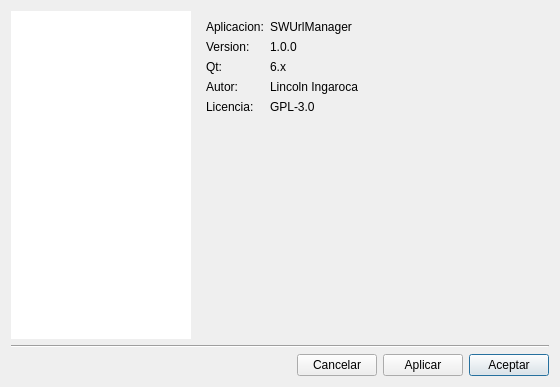
Above: configdialog.ui from lincolningaroca/swxApp before the change. Below: the same form after it.
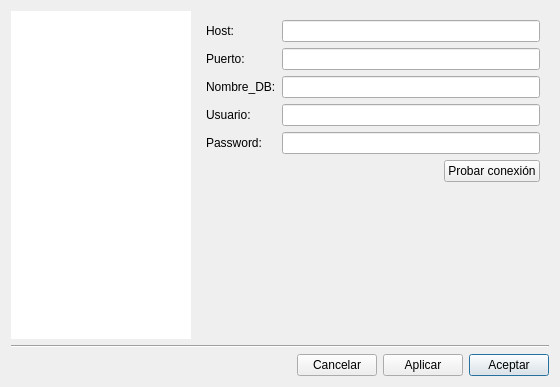
That is the form after the change. The open tabs and pages were chosen to show the change.

Diff of the .ui file:
```diff
--- a/configdialog.ui
+++ b/configdialog.ui
@@ -162,76 +162,97 @@
         </layout>
        </widget>
        <widget class="QWidget" name="pageAcerca">
+        <layout class="QVBoxLayout" name="verticalLayout_3">
+         <item>
         <layout class="QFormLayout" name="formLayout">
          <item row="0" column="0">
           <widget class="QLabel" name="label_1">
            <property name="text">
-            <string>Aplicacion:</string>
+              <string>Host:</string>
            </property>
           </widget>
          </item>
          <item row="0" column="1">
-          <widget class="QLabel" name="lblAppName">
-           <property name="text">
-            <string>SWUrlManager</string>
-           </property>
-          </widget>
+            <widget class="QLineEdit" name="txtHost"/>
          </item>
          <item row="1" column="0">
           <widget class="QLabel" name="label_2">
            <property name="text">
-            <string>Version:</string>
+              <string>Puerto:</string>
            </property>
           </widget>
          </item>
          <item row="1" column="1">
-          <widget class="QLabel" name="lblVersion">
-           <property name="text">
-            <string>1.0.0</string>
-           </property>
-          </widget>
+            <widget class="QLineEdit" name="txtPort"/>
          </item>
          <item row="2" column="0">
           <widget class="QLabel" name="label_3">
            <property name="text">
-            <string>Qt:</string>
+              <string>Nombre_DB:</string>
            </property>
           </widget>
          </item>
          <item row="2" column="1">
-          <widget class="QLabel" name="lblQt">
-           <property name="text">
-            <string>6.x</string>
-           </property>
-          </widget>
+            <widget class="QLineEdit" name="txtDbName"/>
          </item>
          <item row="3" column="0">
           <widget class="QLabel" name="label_4">
            <property name="text">
-            <string>Autor:</string>
+              <string>Usuario:</string>
            </property>
           </widget>
          </item>
          <item row="3" column="1">
-          <widget class="QLabel" name="lblAuthor">
-           <property name="text">
-            <string>Lincoln Ingaroca</string>
-           </property>
-          </widget>
+            <widget class="QLineEdit" name="txtUser"/>
          </item>
          <item row="4" column="0">
           <widget class="QLabel" name="label_5">
            <property name="text">
-            <string>Licencia:</string>
+              <string>Password:</string>
            </property>
           </widget>
          </item>
          <item row="4" column="1">
-          <widget class="QLabel" name="lblLicense">
+            <widget class="QLineEdit" name="txtPassword"/>
+           </item>
+          </layout>
+         </item>
+         <item>
+          <layout class="QHBoxLayout" name="horizontalLayout_2">
+           <item>
+            <spacer name="horizontalSpacer">
+             <property name="orientation">
+              <enum>Qt::Orientation::Horizontal</enum>
+             </property>
+             <property name="sizeHint" stdset="0">
+              <size>
+               <width>40</width>
+               <height>20</height>
+              </size>
+             </property>
+            </spacer>
+           </item>
+           <item>
+            <widget class="QPushButton" name="btnTestDB">
            <property name="text">
-            <string>GPL-3.0</string>
-           </property>
-          </widget>
+              <string>Probar conexión</string>
+             </property>
+            </widget>
+           </item>
+          </layout>
+         </item>
+         <item>
+          <spacer name="verticalSpacer_2">
+           <property name="orientation">
+            <enum>Qt::Orientation::Vertical</enum>
+           </property>
+           <property name="sizeHint" stdset="0">
+            <size>
+             <width>20</width>
+             <height>40</height>
+            </size>
+           </property>
+          </spacer>
          </item>
         </layout>
        </widget>
```
Left out of the diff: 4 changed lines with no effect on the pictures. Lines whose indentation alone changed are shown as unchanged.
